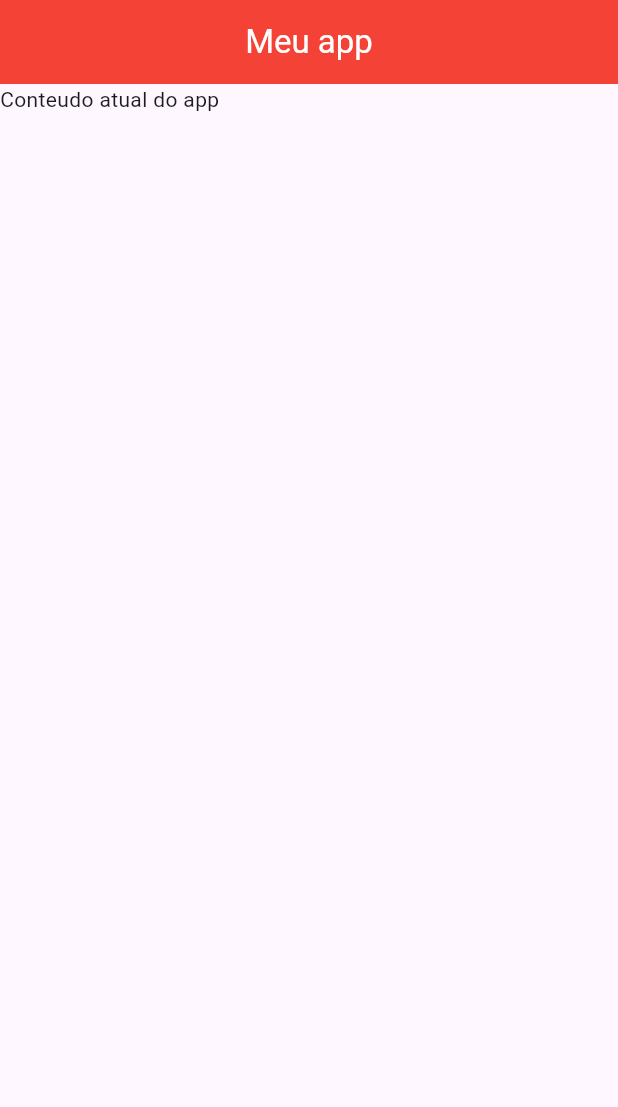
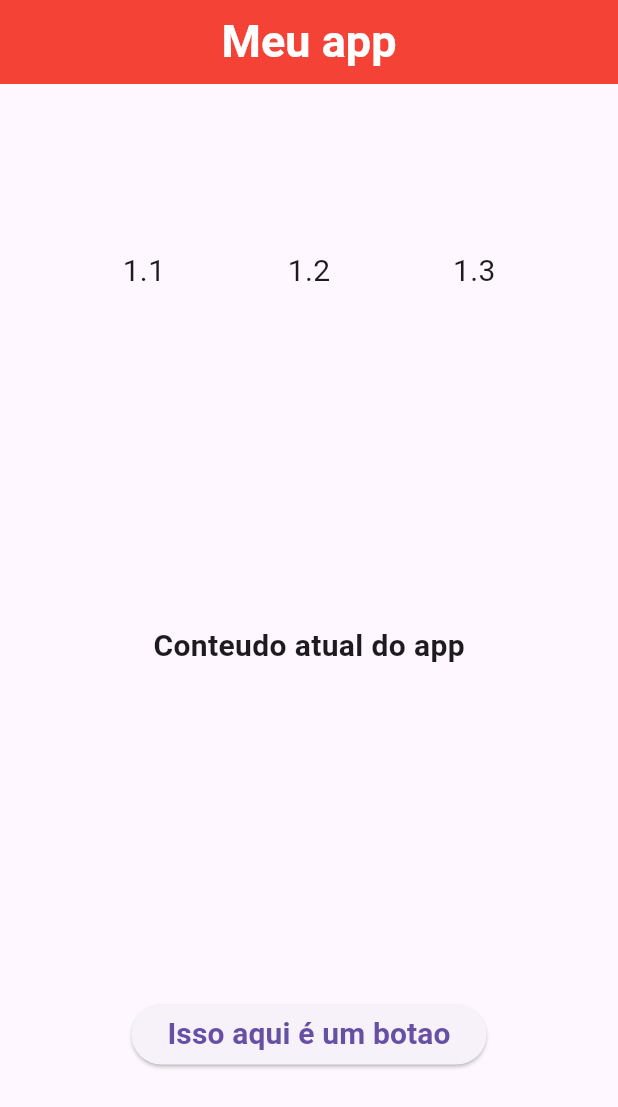
Before and after one commit to brunorafatorres/meuapp1, a Flutter app: the screen it shows after launch, on a phone screen of 412 x 824 dp. Shown: the top 1107 px of the screen. Run offline on Flutter 3.47's test engine with Material 3 defaults, Android fonts, the phone set to English and light mode, and no system bars.

Commit message:
aula dia 15/08/2025

```diff
--- a/lib/main.dart
+++ b/lib/main.dart
@@ -1,11 +1,11 @@
 import 'package:flutter/material.dart';
 
 void main() {
-    runApp(aplicativo());
+  runApp(aplicativo());
 }
 
 class aplicativo extends StatelessWidget {
-   aplicativo({super.key});
+  aplicativo({super.key});
 
   @override
   Widget build(BuildContext context) {
@@ -14,11 +14,50 @@ class aplicativo extends StatelessWidget {
       home: Scaffold(
         appBar: AppBar(
           centerTitle: true,
-          title: Text("Meu app"),
+
+          title: Text(
+            "Meu app",
+            style: TextStyle(fontSize: 30.0, fontWeight: FontWeight.bold),
+          ),
           backgroundColor: Colors.red,
           foregroundColor: Colors.white,
         ),
-        body: Text("Conteudo atual do app"),
+
+        body: Center(
+          child: Container(
+            width: double.infinity,
+            child: Column(
+              mainAxisAlignment: MainAxisAlignment.spaceAround,
+              crossAxisAlignment: CrossAxisAlignment.center,
+              children: [
+                Center(
+                  child: Row(
+                    mainAxisAlignment: MainAxisAlignment.spaceEvenly,
+                    crossAxisAlignment: CrossAxisAlignment.center,
+                    children: [
+                      Text("1.1", style: TextStyle(fontSize: 20),),
+                      Text("1.2", style: TextStyle(fontSize: 20),),
+                      Text("1.3", style: TextStyle(fontSize: 20))
+                    ],
+                  ),
+                ),
+                Center(
+                  child: Text(
+                    "Conteudo atual do app",
+                    style: TextStyle(fontSize: 20.00, fontWeight: FontWeight.bold),
+                  ),
+                ),
+                ElevatedButton(
+                  onPressed: () {},
+                  child: Text(
+                    "Isso aqui é um botao",
+                    style: TextStyle(fontSize: 20, fontWeight: FontWeight.bold),
+                  ),
+                ),
+              ],
+            ),
+          ),
+        ),
       ),
     );
   }
```
